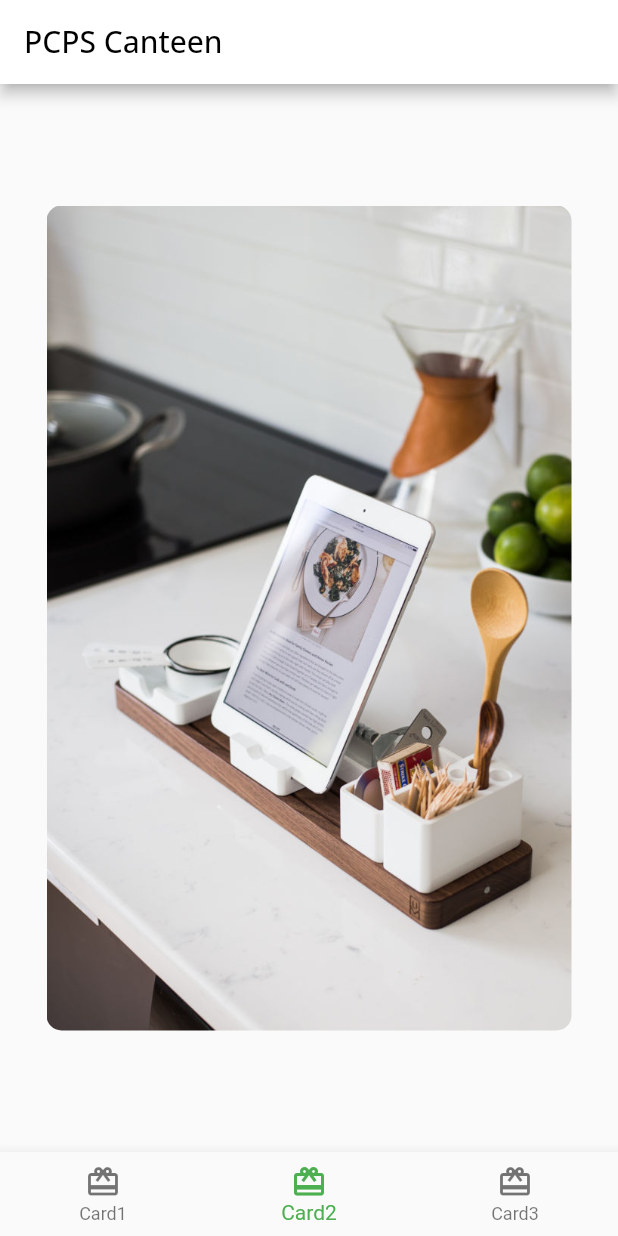
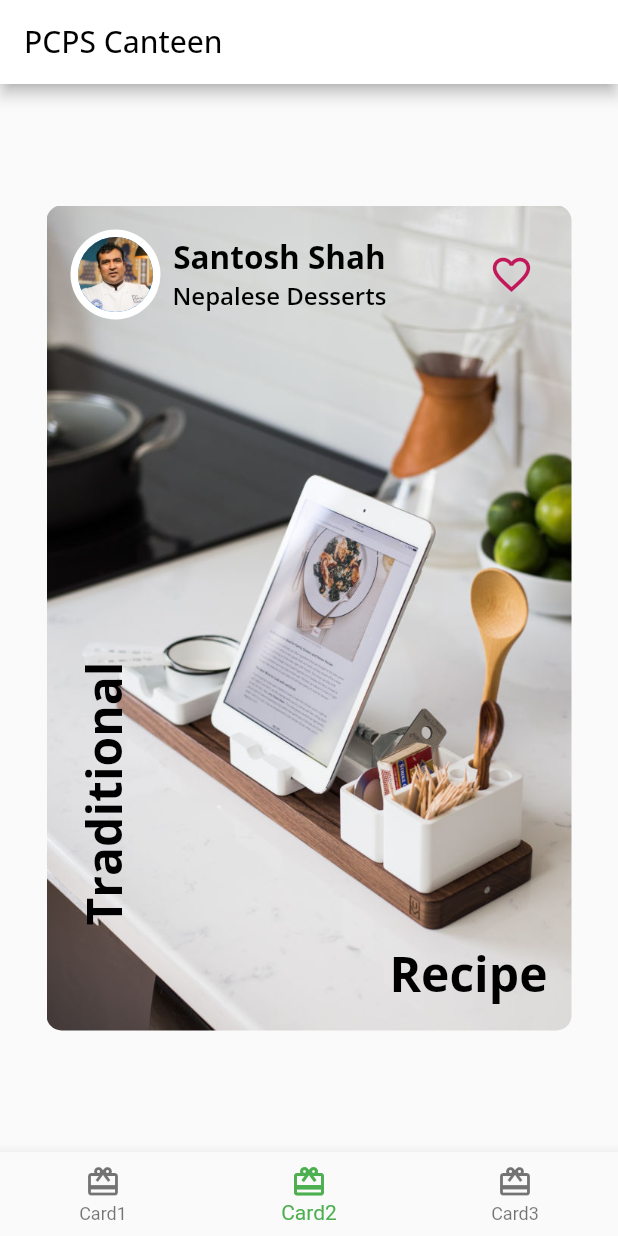
Before and after one commit to SudipRaaz/pcpscanteen, a Flutter app: the screen it shows after launch, item 2 of the bottom bar chosen, on a phone screen of 412 x 824 dp. Run offline on Flutter 3.47's test engine with Material 2 defaults, Android fonts, the phone set to English and light mode, and no system bars; our stand-ins replace google_fonts.

Commit message:
Card 2 complete

```diff
--- a/lib/card2.dart
+++ b/lib/card2.dart
@@ -1,4 +1,5 @@
 import 'package:flutter/material.dart';
+import 'package:pcpscanteen/pcpscanteen_theme.dart';
 import 'package:pcpscanteen/widgets/author_card.dart';
 
 class Card2 extends StatelessWidget {
@@ -22,8 +23,30 @@ class Card2 extends StatelessWidget {
         child: Column(
           children: [
             const AuthorCard(
-                authorName: 'Santosh Shah', title: 'Nepalese Desserts')
-            // Todo 2: add positioned text
+              authorName: 'Santosh Shah',
+              title: 'Nepalese Desserts',
+              imageProvider: AssetImage('assets/images/author.jpg'),
+            ),
+            Expanded(
+              child: Stack(
+                children: [
+                  Positioned(
+                    child: Text('Recipe',
+                        style: PcpscanteenTheme.lightTextTheme.headline1),
+                    bottom: 16,
+                    right: 16,
+                  ),
+                  Positioned(
+                      bottom: 70,
+                      left: 16,
+                      child: RotatedBox(
+                        child: Text('Traditional',
+                            style: PcpscanteenTheme.lightTextTheme.headline1),
+                        quarterTurns: 3,
+                      )),
+                ],
+              ),
+            ),
           ],
         ),
       ),
--- a/lib/widgets/author_card.dart
+++ b/lib/widgets/author_card.dart
@@ -1,4 +1,6 @@
 import 'package:flutter/material.dart';
+import 'package:pcpscanteen/pcpscanteen_theme.dart';
+import 'package:pcpscanteen/widgets/circle_image.dart';
 
 class AuthorCard extends StatelessWidget {
   final String authorName;
@@ -17,7 +19,34 @@ class AuthorCard extends StatelessWidget {
     return Container(
       padding: const EdgeInsets.all(16),
       child: Row(
-        children: [],
+        mainAxisAlignment: MainAxisAlignment.spaceBetween,
+        children: [
+          Row(
+            children: [
+              CircleImage(
+                imageProvider: imageProvider,
+                imageRadius: 30,
+              ),
+              const SizedBox(width: 8),
+              Column(
+                children: [
+                  Text(authorName,
+                      style: PcpscanteenTheme.lightTextTheme.headline2),
+                  Text(title, style: PcpscanteenTheme.lightTextTheme.headline3),
+                ],
+              ),
+            ],
+          ),
+          IconButton(
+            icon: const Icon(Icons.favorite_border),
+            iconSize: 30,
+            color: Colors.pink[700],
+            onPressed: () {
+              const snackBar = SnackBar(content: Text('Favorite Pressed'));
+              ScaffoldMessenger.of(context).showSnackBar(snackBar);
+            },
+          ),
+        ],
       ),
     );
   }
--- a/pubspec.yaml
+++ b/pubspec.yaml
@@ -60,9 +60,7 @@ flutter:
 
   # To add assets to your application, add an assets section, like this:
   assets:
-    - assets/images/card1.jpg
-    - assets/images/card2.jpg
-    - assets/images/card3.jpg
+    - assets/images/
 
   # An image asset can refer to one or more resolution-specific "variants", see
   # https://flutter.dev/assets-and-images/#resolution-aware.
```
Also changed, not shown: assets/images/author.jpg (added).
